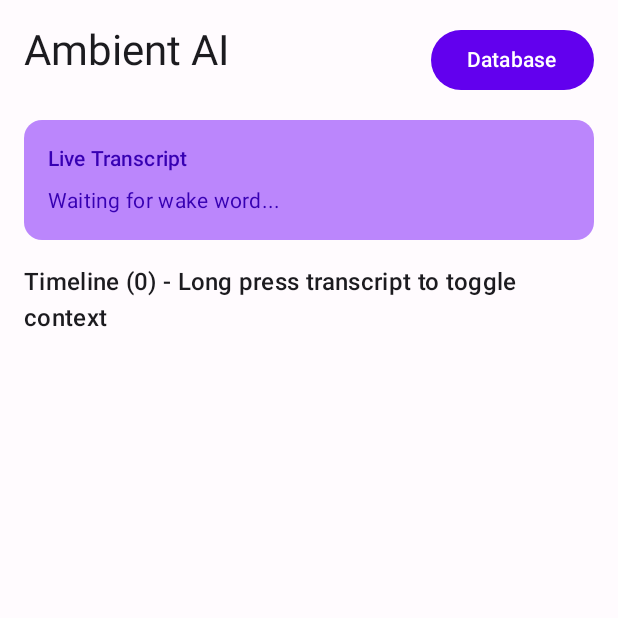
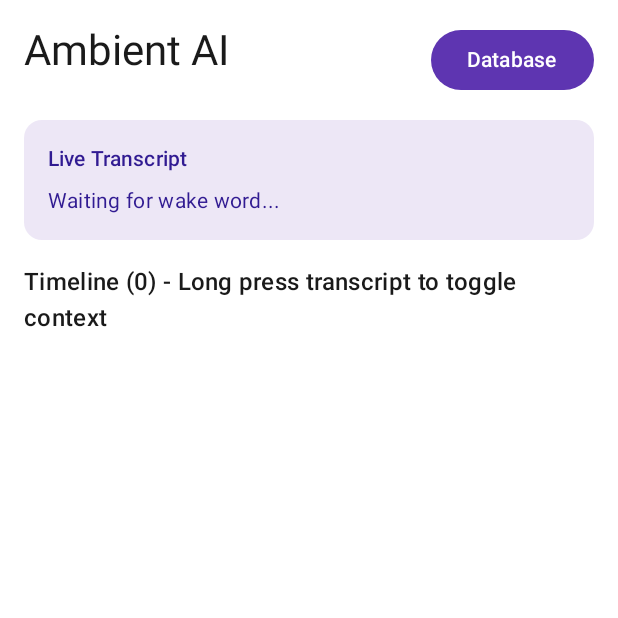
Before and after one commit to jjrasche/AmbientAI, an Android app built with Jetpack Compose: the screen it shows after launch (MainActivity), on a phone screen of 412 x 824 dp, the top half of it. Run offline under Robolectric (Android 15) with nearby library versions, the phone set to English and light mode, and no system bars; libraries missing offline, so code that uses them is left out: io.objectbox, io.objectbox.kotlin, io.objectbox.query; 8 statements that could not run were skipped.

Commit message:
consistent coloring

```diff
--- a/app/src/main/java/com/ambientai/MainActivity.kt
+++ b/app/src/main/java/com/ambientai/MainActivity.kt
@@ -20,10 +20,11 @@ import androidx.core.content.ContextCompat
 import com.ambientai.core.VoiceListeningService
 import com.ambientai.data.entities.Transcript
 import com.ambientai.data.repositories.ActionExecutionRepository
-import com.ambientai.data.repositories.LogRepository
+import com.ambientai.data.repositories.LogEntryRepository
 import com.ambientai.data.repositories.TaskRepository
 import com.ambientai.data.repositories.TranscriptRepository
 import com.ambientai.data.repositories.WorkflowDefinitionRepository
+import com.ambientai.data.repositories.WorkflowExecutionRepository
 import com.ambientai.ui.screens.DatabaseScreen
 import com.ambientai.ui.screens.TimelineScreen
 import com.ambientai.ui.theme.AmbientAITheme
@@ -39,7 +40,8 @@ class MainActivity : ComponentActivity() {
     private lateinit var actionExecutionRepository: ActionExecutionRepository
     private lateinit var workflowDefinitionRepository: WorkflowDefinitionRepository
     private lateinit var taskRepository: TaskRepository
-    private lateinit var logRepository: LogRepository
+    private lateinit var workflowExecutionRepository: WorkflowExecutionRepository
+    private lateinit var logEntryRepository: LogEntryRepository
 
     // Navigation state
     private var currentScreen by mutableStateOf<Screen>(Screen.Timeline)
@@ -102,7 +104,8 @@ class MainActivity : ComponentActivity() {
         actionExecutionRepository = ActionExecutionRepository()
         workflowDefinitionRepository = WorkflowDefinitionRepository()
         taskRepository = TaskRepository()
-        logRepository = LogRepository()
+        workflowExecutionRepository = WorkflowExecutionRepository()
+        logEntryRepository = LogEntryRepository()
 
         checkPermissionsAndStart()
 
@@ -122,7 +125,8 @@ class MainActivity : ComponentActivity() {
                             actionExecutionRepository = actionExecutionRepository,
                             workflowDefinitionRepository = workflowDefinitionRepository,
                             taskRepository = taskRepository,
-                            logRepository = logRepository,
+                            workflowExecutionRepository = workflowExecutionRepository,
+                            logEntryRepository = logEntryRepository,
                             onBack = { currentScreen = Screen.Timeline }
                         )
                     }
--- a/app/src/main/java/com/ambientai/ui/theme/Theme.kt
+++ b/app/src/main/java/com/ambientai/ui/theme/Theme.kt
@@ -8,67 +8,75 @@ import androidx.compose.runtime.Composable
 import androidx.compose.ui.graphics.Color
 
 private val LightColorScheme = lightColorScheme(
-    primary = Color(0xFF6200EE),
+    // Subtle purple for transcripts with high contrast text
+    primary = Color(0xFF5E35B1),
     onPrimary = Color(0xFFFFFFFF),
-    primaryContainer = Color(0xFFBB86FC),
-    onPrimaryContainer = Color(0xFF3700B3),
+    primaryContainer = Color(0xFFEDE7F6),
+    onPrimaryContainer = Color(0xFF311B92),
 
-    secondary = Color(0xFF03DAC6),
-    onSecondary = Color(0xFF000000),
-    secondaryContainer = Color(0xFF018786),
-    onSecondaryContainer = Color(0xFFB2F0ED),
+    // Teal for secondary actions
+    secondary = Color(0xFF00796B),
+    onSecondary = Color(0xFFFFFFFF),
+    secondaryContainer = Color(0xFFE0F2F1),
+    onSecondaryContainer = Color(0xFF004D40),
 
-    tertiary = Color(0xFFFF6F00),
+    // Muted purple for LLM interactions
+    tertiary = Color(0xFF7E57C2),
     onTertiary = Color(0xFFFFFFFF),
-    tertiaryContainer = Color(0xFFFFB74D),
-    onTertiaryContainer = Color(0xFF000000),
+    tertiaryContainer = Color(0xFFF3E5F5),
+    onTertiaryContainer = Color(0xFF4A148C),
 
-    error = Color(0xFFB00020),
+    // Clear error red with good contrast
+    error = Color(0xFFC62828),
     onError = Color(0xFFFFFFFF),
-    errorContainer = Color(0xFFFFDAD6),
-    onErrorContainer = Color(0xFF000000),
+    errorContainer = Color(0xFFFFEBEE),
+    onErrorContainer = Color(0xFFB71C1C),
 
-    background = Color(0xFFFFFBFE),
-    onBackground = Color(0xFF1C1B1F),
+    background = Color(0xFFFAFAFA),
+    onBackground = Color(0xFF1A1A1A),
 
-    surface = Color(0xFFFFFBFE),
-    onSurface = Color(0xFF1C1B1F),
-    surfaceVariant = Color(0xFFE7E0EC),
-    onSurfaceVariant = Color(0xFF49454F),
+    surface = Color(0xFFFFFFFF),
+    onSurface = Color(0xFF1A1A1A),
+    surfaceVariant = Color(0xFFF5F5F5),
+    onSurfaceVariant = Color(0xFF424242),
 
-    outline = Color(0xFF79747E)
+    outline = Color(0xFF9E9E9E)
 )
 
 private val DarkColorScheme = darkColorScheme(
-    primary = Color(0xFFBB86FC),
+    // Subtle purple for transcripts with high contrast
+    primary = Color(0xFFB39DDB),
     onPrimary = Color(0xFF000000),
-    primaryContainer = Color(0xFF3700B3),
-    onPrimaryContainer = Color(0xFFEFDBFF),
+    primaryContainer = Color(0xFF2A1A4A),
+    onPrimaryContainer = Color(0xFFE8E0F5),
 
-    secondary = Color(0xFF03DAC6),
+    // Teal for secondary actions
+    secondary = Color(0xFF4DB6AC),
     onSecondary = Color(0xFF000000),
-    secondaryContainer = Color(0xFF018786),
-    onSecondaryContainer = Color(0xFFB2F0ED),
+    secondaryContainer = Color(0xFF1A3D3A),
+    onSecondaryContainer = Color(0xFFB2DFDB),
 
-    tertiary = Color(0xFFFFB74D),
+    // Muted purple for LLM interactions
+    tertiary = Color(0xFFCE93D8),
     onTertiary = Color(0xFF000000),
-    tertiaryContainer = Color(0xFFFF6F00),
-    onTertiaryContainer = Color(0xFFFFE0B2),
+    tertiaryContainer = Color(0xFF3A2448),
+    onTertiaryContainer = Color(0xFFF3E5F5),
 
-    error = Color(0xFFCF6679),
+    // Clear error red
+    error = Color(0xFFEF5350),
     onError = Color(0xFF000000),
-    errorContainer = Color(0xFFB00020),
-    onErrorContainer = Color(0xFFFFDAD6),
+    errorContainer = Color(0xFF4A1C1C),
+    onErrorContainer = Color(0xFFFFCDD2),
 
     background = Color(0xFF121212),
-    onBackground = Color(0xFFE1E1E1),
+    onBackground = Color(0xFFE8E8E8),
 
     surface = Color(0xFF1E1E1E),
-    onSurface = Color(0xFFE1E1E1),
-    surfaceVariant = Color(0xFF2C2C2C),
-    onSurfaceVariant = Color(0xFFCAC4D0),
+    onSurface = Color(0xFFE8E8E8),
+    surfaceVariant = Color(0xFF2A2A2A),
+    onSurfaceVariant = Color(0xFFC0C0C0),
 
-    outline = Color(0xFF938F99)
+    outline = Color(0xFF757575)
 )
 
 @Composable
```
